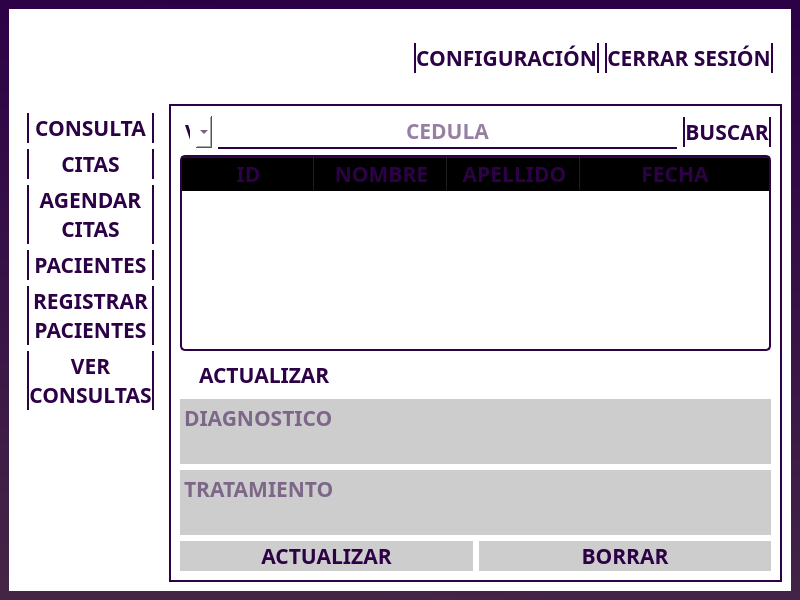
Before: the Qt Designer form ui/interfaz_principal.ui in DevHarsue/SANDIASALUD, drawn with Qt 5.
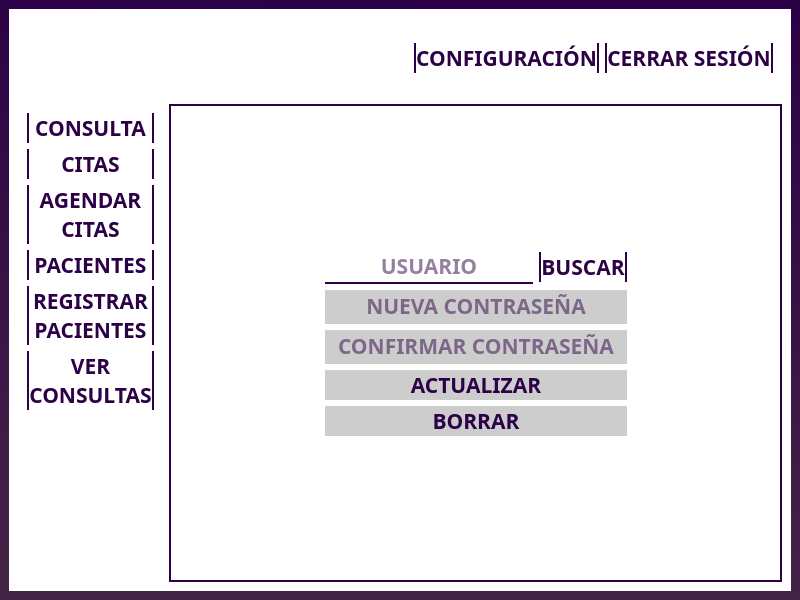
After: the same form once the commit is applied. Icons and pictures are not drawn.

Patch:
```diff
--- a/ui/interfaz_principal.ui
+++ b/ui/interfaz_principal.ui
@@ -369,7 +369,7 @@
 </string>
          </property>
          <property name="currentIndex">
-          <number>3</number>
+          <number>8</number>
          </property>
          <widget class="QWidget" name="widget_citas">
           <layout class="QVBoxLayout" name="verticalLayout_5">
@@ -1556,6 +1556,195 @@
            </item>
           </layout>
          </widget>
+         <widget class="QWidget" name="widget_configuracion">
+          <layout class="QVBoxLayout" name="verticalLayout_21">
+           <item>
+            <spacer name="verticalSpacer_3">
+             <property name="orientation">
+              <enum>Qt::Orientation::Vertical</enum>
+             </property>
+             <property name="sizeHint" stdset="0">
+              <size>
+               <width>20</width>
+               <height>40</height>
+              </size>
+             </property>
+            </spacer>
+           </item>
+           <item alignment="Qt::AlignmentFlag::AlignHCenter">
+            <widget class="QPushButton" name="boton_crear_usuarios">
+             <property name="cursor">
+              <cursorShape>PointingHandCursor</cursorShape>
+             </property>
+             <property name="text">
+              <string>CREAR USUARIOS</string>
+             </property>
+            </widget>
+           </item>
+           <item alignment="Qt::AlignmentFlag::AlignHCenter">
+            <widget class="QPushButton" name="boton_v_actulizar_usuarios">
+             <property name="cursor">
+              <cursorShape>PointingHandCursor</cursorShape>
+             </property>
+             <property name="text">
+              <string>ACTUALIZAR USUARIOS</string>
+             </property>
+            </widget>
+           </item>
+           <item alignment="Qt::AlignmentFlag::AlignHCenter">
+            <widget class="QPushButton" name="boton_configurar_bd">
+             <property name="cursor">
+              <cursorShape>PointingHandCursor</cursorShape>
+             </property>
+             <property name="text">
+              <string>CONFIGURAR BD</string>
+             </property>
+            </widget>
+           </item>
+           <item>
+            <spacer name="verticalSpacer_2">
+             <property name="orientation">
+              <enum>Qt::Orientation::Vertical</enum>
+             </property>
+             <property name="sizeHint" stdset="0">
+              <size>
+               <width>20</width>
+               <height>40</height>
+              </size>
+             </property>
+            </spacer>
+           </item>
+          </layout>
+         </widget>
+         <widget class="QWidget" name="widget_actualizar_usuarios">
+          <layout class="QGridLayout" name="gridLayout_9">
+           <item row="1" column="0">
+            <spacer name="horizontalSpacer">
+             <property name="orientation">
+              <enum>Qt::Orientation::Horizontal</enum>
+             </property>
+             <property name="sizeHint" stdset="0">
+              <size>
+               <width>40</width>
+               <height>20</height>
+              </size>
+             </property>
+            </spacer>
+           </item>
+           <item row="1" column="1">
+            <layout class="QGridLayout" name="gridLayout_8">
+             <item row="2" column="0" colspan="2">
+              <widget class="QLineEdit" name="line_confirmar">
+               <property name="enabled">
+                <bool>false</bool>
+               </property>
+               <property name="alignment">
+                <set>Qt::AlignmentFlag::AlignCenter</set>
+               </property>
+               <property name="placeholderText">
+                <string>CONFIRMAR CONTRASEÑA</string>
+               </property>
+              </widget>
+             </item>
+             <item row="0" column="1">
+              <widget class="QPushButton" name="boton_buscar_usuario">
+               <property name="cursor">
+                <cursorShape>PointingHandCursor</cursorShape>
+               </property>
+               <property name="text">
+                <string>BUSCAR</string>
+               </property>
+              </widget>
+             </item>
+             <item row="0" column="0">
+              <widget class="QLineEdit" name="line_usuario">
+               <property name="alignment">
+                <set>Qt::AlignmentFlag::AlignCenter</set>
+               </property>
+               <property name="placeholderText">
+                <string>USUARIO</string>
+               </property>
+              </widget>
+             </item>
+             <item row="1" column="0" colspan="2">
+              <widget class="QLineEdit" name="line_contrasena">
+               <property name="enabled">
+                <bool>false</bool>
+               </property>
+               <property name="alignment">
+                <set>Qt::AlignmentFlag::AlignCenter</set>
+               </property>
+               <property name="placeholderText">
+                <string>NUEVA CONTRASEÑA</string>
+               </property>
+              </widget>
+             </item>
+             <item row="3" column="0" colspan="2">
+              <widget class="QPushButton" name="boton_actualizar_usuario">
+               <property name="enabled">
+                <bool>false</bool>
+               </property>
+               <property name="cursor">
+                <cursorShape>PointingHandCursor</cursorShape>
+               </property>
+               <property name="text">
+                <string>ACTUALIZAR</string>
+               </property>
+              </widget>
+             </item>
+             <item row="4" column="0" colspan="2">
+              <widget class="QPushButton" name="boton_borrar_usuario">
+               <property name="enabled">
+                <bool>false</bool>
+               </property>
+               <property name="text">
+                <string>BORRAR</string>
+               </property>
+              </widget>
+             </item>
+            </layout>
+           </item>
+           <item row="1" column="2">
+            <spacer name="horizontalSpacer_2">
+             <property name="orientation">
+              <enum>Qt::Orientation::Horizontal</enum>
+             </property>
+             <property name="sizeHint" stdset="0">
+              <size>
+               <width>40</width>
+               <height>20</height>
+              </size>
+             </property>
+            </spacer>
+           </item>
+           <item row="0" column="1">
+            <spacer name="verticalSpacer_4">
+             <property name="orientation">
+              <enum>Qt::Orientation::Vertical</enum>
+             </property>
+             <property name="sizeHint" stdset="0">
+              <size>
+               <width>20</width>
+               <height>40</height>
+              </size>
+             </property>
+            </spacer>
+           </item>
+           <item row="2" column="1">
+            <spacer name="verticalSpacer_5">
+             <property name="orientation">
+              <enum>Qt::Orientation::Vertical</enum>
+             </property>
+             <property name="sizeHint" stdset="0">
+              <size>
+               <width>20</width>
+               <height>40</height>
+              </size>
+             </property>
+            </spacer>
+           </item>
+          </layout>
+         </widget>
          <widget class="QWidget" name="widget_consulta">
           <layout class="QVBoxLayout" name="verticalLayout_12">
            <item>
```
Left out of the diff: 95 changed lines with no effect on the pictures.
